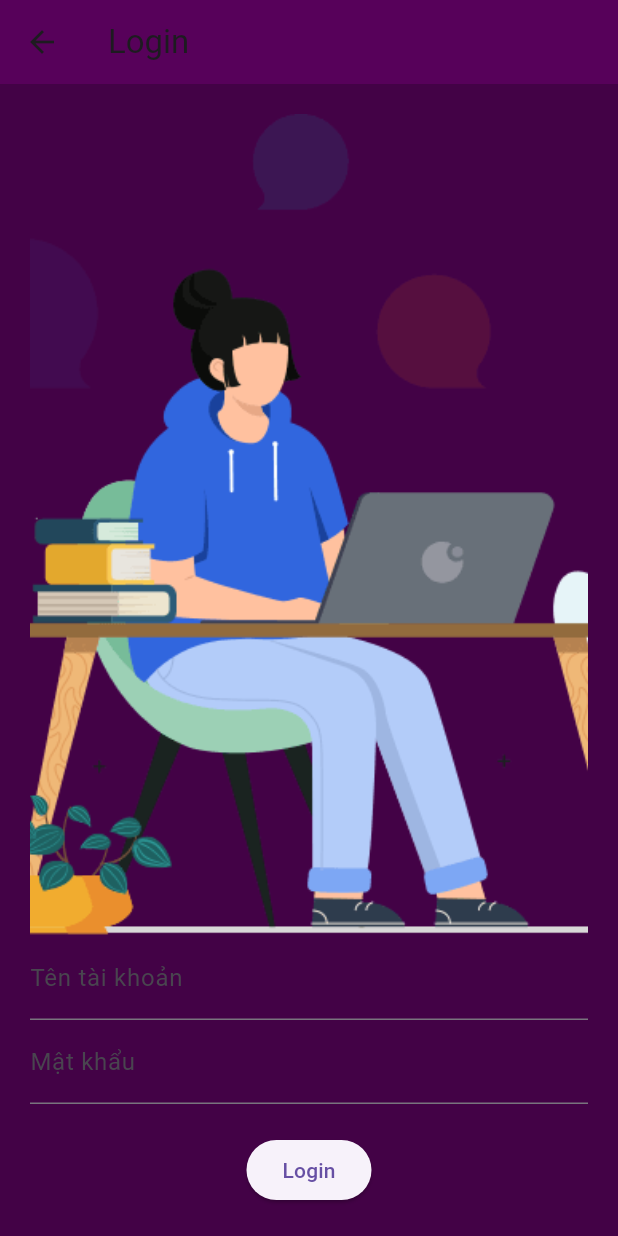
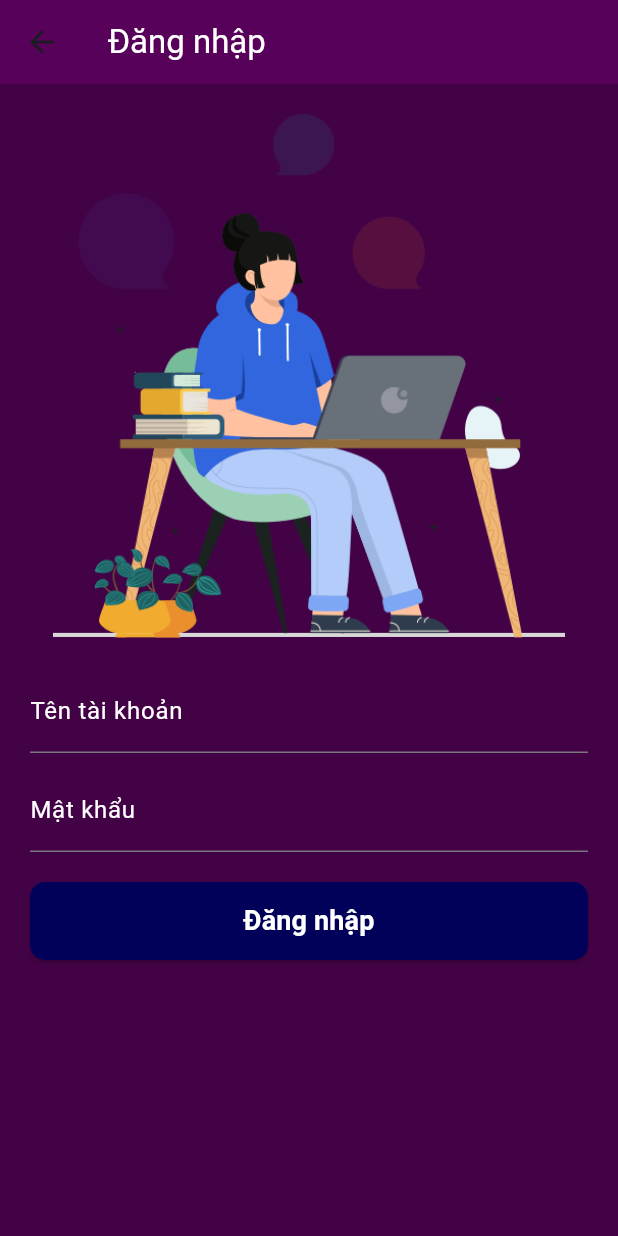
Before and after one commit to nhoxlovew/planner_daily, a Flutter app: the screen it shows after launch, after a tap on "Let's Begin!", on a phone screen of 412 x 824 dp. Run offline on Flutter 3.47's test engine with Material 3 defaults, Android fonts, the phone set to English and light mode, and no system bars; our stand-ins replace sqflite, table_calendar; accounts and stored records are empty.

Commit message:
update main,list,taskdetail,updatetask.

```diff
--- a/lib/mainscreen.dart
+++ b/lib/mainscreen.dart
@@ -47,7 +47,8 @@ class _MainScreenState extends State<MainScreen> {
           ),
         ],
         currentIndex: _selectedIndex,
-        selectedItemColor: Colors.blueAccent,
+        backgroundColor: Color.fromARGB(255, 123, 81, 124),
+        selectedItemColor: Colors.white,
         onTap: _onItemTapped,
       ),
     );
--- a/lib/screen/login.dart
+++ b/lib/screen/login.dart
@@ -23,7 +23,8 @@ class _LoginScreenState extends State<LoginScreen> {
     // Validate the input
     if (username.isEmpty || password.isEmpty) {
       ScaffoldMessenger.of(context).showSnackBar(
-        SnackBar(content: Text('Please enter both username and password.')),
+        SnackBar(
+            content: Text('Vui lòng nhập đầy đủ tên đăng nhập và mật khẩu')),
       );
       return; // Exit the method if validation fails
     }
@@ -61,35 +62,68 @@ class _LoginScreenState extends State<LoginScreen> {
     return Scaffold(
       backgroundColor: Color.fromARGB(255, 67, 2, 70),
       appBar: AppBar(
-        title: Text('Login'),
+        title: Text(
+          'Đăng nhập',
+          style: TextStyle(color: Colors.white),
+        ),
         backgroundColor: Color(0xFF57015A),
       ),
-      body: Padding(
+      body: SingleChildScrollView(
+        // Add this line
         padding: const EdgeInsets.all(20.0),
         child: Column(
           mainAxisAlignment: MainAxisAlignment.center,
           children: [
-            Expanded(
+            // Adjusted the height of the image
+            SizedBox(
+              height: 350, // Set the height of the image
               child: Image.asset(
                 "assets/img/login.png",
-                fit: BoxFit.cover, // Adjusts the image to fill the space
+                fit: BoxFit
+                    .contain, // Adjusts the image to contain within the box
               ),
             ),
+            SizedBox(height: 20), // Space between the image and the fields
             TextField(
               controller: _usernameController,
-              decoration: InputDecoration(labelText: 'Tên tài khoản'),
+              decoration: InputDecoration(
+                  labelText: 'Tên tài khoản',
+                  labelStyle: TextStyle(color: Colors.white)),
               style: TextStyle(color: Colors.white),
             ),
+            SizedBox(height: 10), // Space between username and password fields
             TextField(
               controller: _passwordController,
-              decoration: InputDecoration(labelText: 'Mật khẩu'),
+              decoration: InputDecoration(
+                  labelText: 'Mật khẩu',
+                  labelStyle: TextStyle(color: Colors.white)),
               style: TextStyle(color: Colors.white),
               obscureText: true,
             ),
-            SizedBox(height: 20),
-            ElevatedButton(
-              onPressed: _login,
-              child: Text('Login'),
+            SizedBox(height: 20), // Space between the fields and the button
+            SizedBox(
+              width: double.infinity, // Make the button take full width
+              child: ElevatedButton(
+                onPressed: _login, // Call _login directly
+                style: ElevatedButton.styleFrom(
+                  backgroundColor: const Color.fromARGB(
+                      255, 2, 1, 90), // Set button background color
+                  padding: EdgeInsets.symmetric(
+                      vertical: 13.0), // Increase padding for better touch area
+                  shape: RoundedRectangleBorder(
+                    borderRadius: BorderRadius.circular(
+                        10), // Rounded corners for modern look
+                  ),
+                ),
+                child: Text(
+                  'Đăng nhập',
+                  style: TextStyle(
+                    fontSize: 18, // Adjust the text size
+                    fontWeight: FontWeight.bold, // Bold text for emphasis
+                    color: Colors.white, // Set text color to white
+                  ),
+                ),
+              ),
             ),
           ],
         ),
--- a/lib/screen/taskdetail.dart
+++ b/lib/screen/taskdetail.dart
@@ -74,6 +74,7 @@ class _TaskDetailScreenState extends State<TaskDetailScreen> {
         actions: [
           IconButton(
             icon: Icon(Icons.save),
+            color: Colors.white, // Thay đổi màu sắc của biểu tượng
             onPressed: _updateTask,
           ),
         ],
```
Also changed, not shown: lib/screen/list.dart (+45 -11 lines), lib/screen/updatetask.dart (+160 -0 lines).
